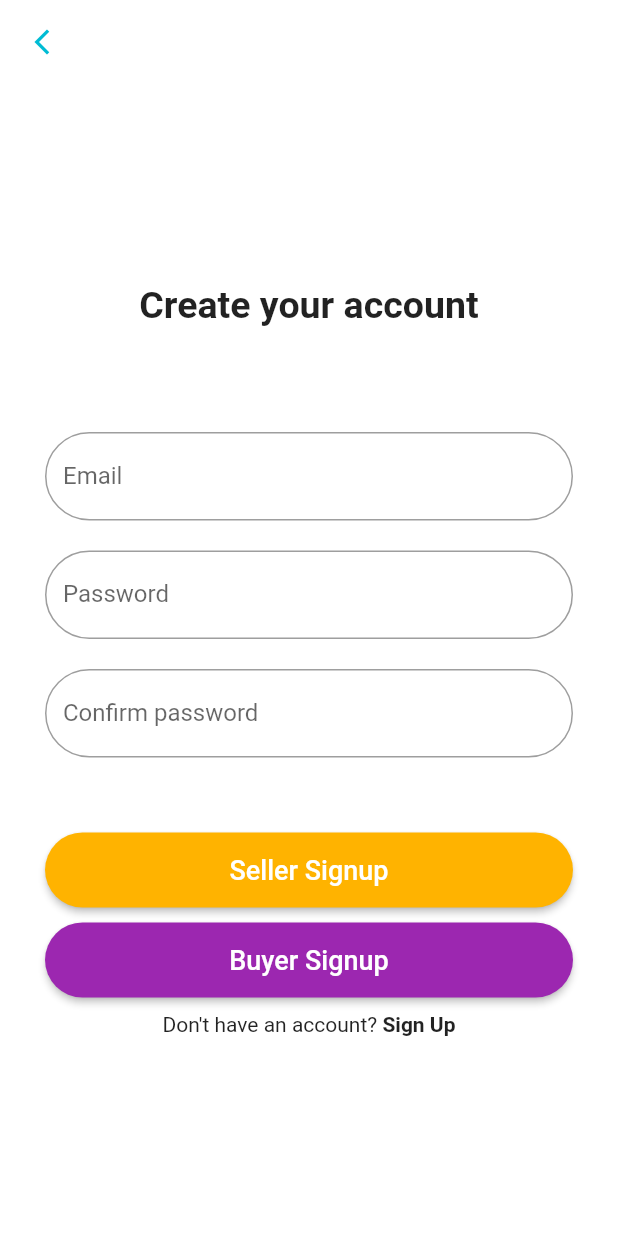
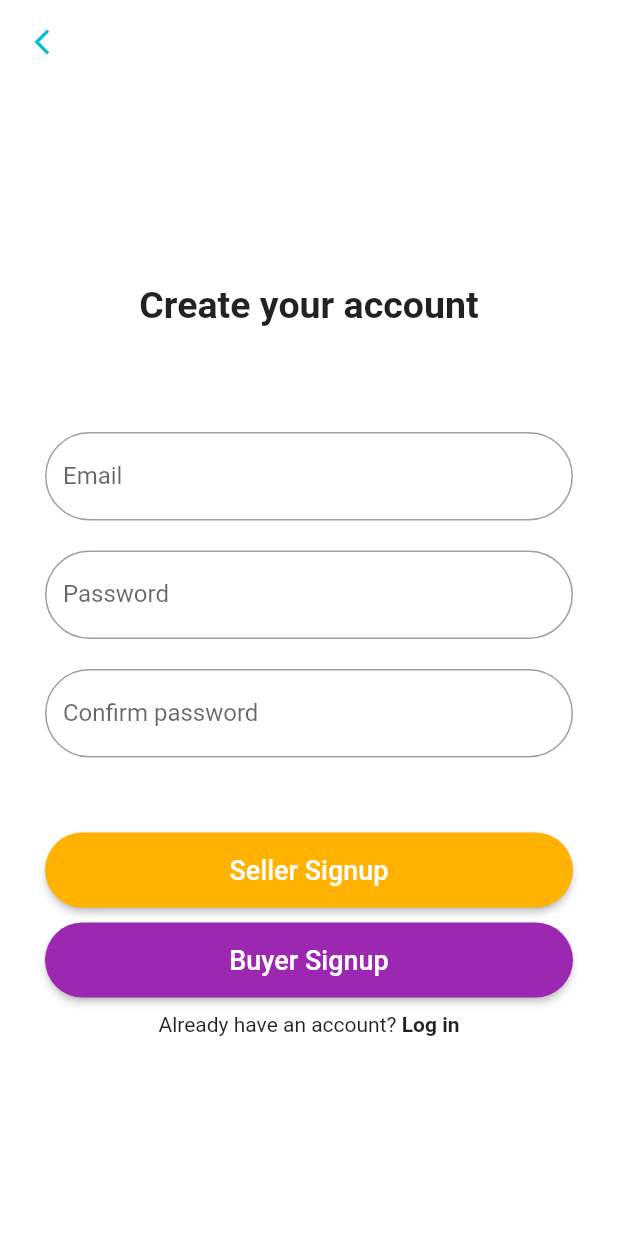
Before and after one commit to pkoley06/scaffoldzoid_inc, a Flutter app: the SignUpScreen screen opened directly, on a phone screen of 412 x 824 dp. Run offline on Flutter 3.47's test engine with Material 2 defaults, Android fonts, the phone set to English and light mode, and no system bars; our stand-ins replace cloud_firestore, firebase_auth, firebase_core; accounts and stored records are empty.

Commit message:
final changes

```diff
--- a/lib/screens/registration/signup.dart
+++ b/lib/screens/registration/signup.dart
@@ -2,6 +2,7 @@ import 'package:firebase_auth/firebase_auth.dart';
 import 'package:flutter/material.dart';
 import 'package:scaffoldzoid_inc/screens/dashboard/buyer/buyer_home.dart';
 import 'package:scaffoldzoid_inc/screens/dashboard/seller/seller_profile.dart';
+import 'package:scaffoldzoid_inc/screens/registration/login.dart';
 import 'package:scaffoldzoid_inc/service/auth_service.dart';
 import 'package:scaffoldzoid_inc/utils/widget/navigator.dart';
 
@@ -178,11 +179,17 @@ class _SignUpScreenState extends State<SignUpScreen> {
               Row(
                 mainAxisAlignment: MainAxisAlignment.center,
                 crossAxisAlignment: CrossAxisAlignment.center,
-                children: const [
-                  Text("Don't have an account? "),
-                  Text(
-                    "Sign Up",
-                    style: TextStyle(fontSize: 14, fontWeight: FontWeight.bold),
+                children: [
+                  Text("Already have an account? "),
+                  GestureDetector(
+                    onTap: () {
+                      navigatorScreenRemove(context, LogInScreen());
+                    },
+                    child: Text(
+                      "Log in",
+                      style:
+                          TextStyle(fontSize: 14, fontWeight: FontWeight.bold),
+                    ),
                   )
                 ],
               )
```
Also changed, not shown: lib/screens/registration/login.dart (+12 -5 lines).
